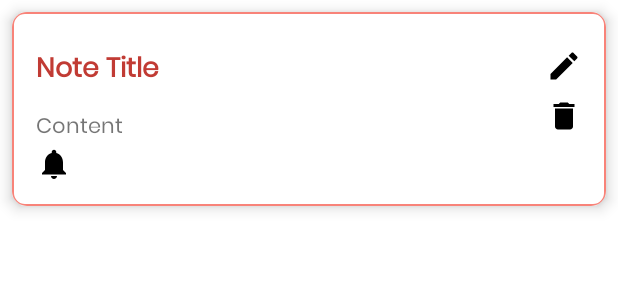
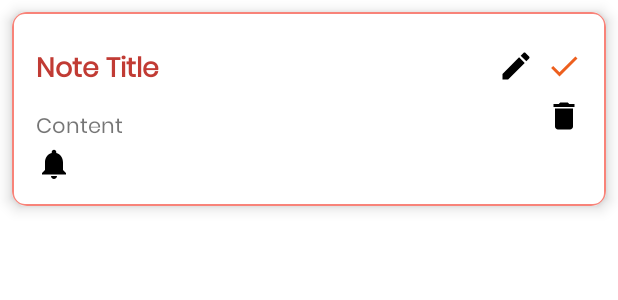
Before and after one commit to thaianh26922/AppProject, an Android app: the layout note_item.xml on its own in the app's theme, with its tools: preview values and no code run, on a phone screen of 412 x 824 dp. Shown: the top 300 px of the screen. Run offline under Robolectric (Android 15) with nearby library versions, the phone set to English and light mode, and no system bars.

Commit message:
check status done

```diff
--- a/app/src/main/java/com/example/notessqlite/AddNoteActivity.kt
+++ b/app/src/main/java/com/example/notessqlite/AddNoteActivity.kt
@@ -20,7 +20,8 @@ class AddNoteActivity : AppCompatActivity() {
         binding.saveButton.setOnClickListener{
             val  title = binding.titleEditText.text.toString()
             val content = binding.contentEditText.text.toString()
-            val note = Note(0 , title , content)
+            val status = "pending"
+            val note = Note(0 , title , content, status)
             db.insertNode(note)
             finish()
             Toast.makeText(this , "Note saved", Toast.LENGTH_SHORT).show()
--- a/app/src/main/java/com/example/notessqlite/Note.kt
+++ b/app/src/main/java/com/example/notessqlite/Note.kt
@@ -1,3 +1,5 @@
 package com.example.notessqlite
 
-data class Note(val id : Int , val title : String , val content : String)
+data class Note(val id: Int, val title: String, val content: String, var status: String)
+
+//thêm cột status check done
--- a/app/src/main/java/com/example/notessqlite/UpdateActivity.kt
+++ b/app/src/main/java/com/example/notessqlite/UpdateActivity.kt
@@ -34,7 +34,8 @@ class UpdateActivity : AppCompatActivity() {
             Toast.makeText(this , newtitle , Toast.LENGTH_SHORT).show()
 
             val newcontent = binding.updateContentEditText.text.toString()
-            val updateNote = Note(noteID , newtitle , newcontent)
+            val status = "pending"
+            val updateNote = Note(noteID , newtitle , newcontent, status)
             db.updateNote(updateNote)
             finish()
             Toast.makeText(this , "Saved" , Toast.LENGTH_SHORT).show()
--- a/app/src/main/res/layout/activity_main.xml
+++ b/app/src/main/res/layout/activity_main.xml
@@ -39,7 +39,7 @@
         android:layout_marginTop="16dp"
         android:layout_marginEnd="45dp"
         android:layout_marginBottom="42dp"
-        android:backgroundTint="@color/white"
+        android:backgroundTint="@color/pink"
         android:src="@drawable/baseline_add_24"
         app:tint="@color/white" />
 
--- a/app/src/main/res/layout/note_item.xml
+++ b/app/src/main/res/layout/note_item.xml
@@ -1,14 +1,14 @@
 <?xml version="1.0" encoding="utf-8"?>
-
-
 <androidx.cardview.widget.CardView
     xmlns:android="http://schemas.android.com/apk/res/android"
     xmlns:app="http://schemas.android.com/apk/res-auto"
+    android:id="@+id/cardView"
     android:layout_width="match_parent"
     android:layout_height="wrap_content"
     android:layout_margin="8dp"
     app:cardElevation="6dp"
-        app:cardCornerRadius="10dp">
+    app:cardCornerRadius="10dp"
+    app:cardBackgroundColor="@color/card_default_color">
 
     <LinearLayout
         android:layout_width="match_parent"
@@ -17,38 +17,45 @@
         android:background="@drawable/pink_border"
         android:padding="16dp">
 
-
-
+        <!-- Title Section -->
         <RelativeLayout
             android:layout_width="match_parent"
-                android:layout_height="match_parent"
+            android:layout_height="wrap_content"
             android:orientation="horizontal"
-                android:layout_marginTop="8dp" >
+            android:layout_marginTop="8dp">
 
             <TextView
                 android:id="@+id/titleTextView"
                 android:layout_width="wrap_content"
                 android:layout_height="wrap_content"
-                    android:layout_weight="200"
+                android:layout_weight="1"
                 android:textColor="@color/red"
                 android:fontFamily="@font/poppins"
                 android:text="Note Title"
                 android:textStyle="bold"
                 android:textSize="18sp"/>
+
             <ImageView
                 android:id="@+id/editButton"
                 android:layout_width="wrap_content"
                 android:layout_height="wrap_content"
                 android:src="@drawable/baseline_edit_24"
-                    android:layout_alignParentEnd="true"
-                    >
-                </ImageView>
+                android:layout_toLeftOf="@id/doneButton"
+                android:layout_marginEnd="8dp"/>
+
+            <ImageView
+                android:id="@+id/doneButton"
+                android:layout_width="wrap_content"
+                android:layout_height="wrap_content"
+                android:src="@drawable/baseline_done_24"
+                android:layout_alignParentEnd="true"/>
 
         </RelativeLayout>
 
+        <!-- Content Section -->
         <RelativeLayout
             android:layout_width="match_parent"
-                android:layout_height="match_parent"
+            android:layout_height="wrap_content"
             android:layout_marginTop="3dp"
             android:orientation="horizontal">
 
@@ -59,26 +66,22 @@
                 android:layout_marginTop="8dp"
                 android:fontFamily="@font/poppins"
                 android:maxLines="3"
-                    android:text="Content" />
+                android:text="Content"/>
 
             <ImageView
                 android:id="@+id/deleteButton"
                 android:layout_width="wrap_content"
                 android:layout_height="wrap_content"
                 android:layout_alignParentEnd="true"
-                    android:src="@drawable/baseline_delete_24">
-
-                </ImageView>
-
+                android:src="@drawable/baseline_delete_24"/>
         </RelativeLayout>
 
+        <!-- Notification Button -->
         <ImageView
             android:id="@+id/ringButton"
             android:layout_width="wrap_content"
             android:layout_height="wrap_content"
             android:layout_alignParentEnd="true"
-                android:src="@drawable/baseline_notifications_24">
-
-            </ImageView>
+            android:src="@drawable/baseline_notifications_24"/>
     </LinearLayout>
 </androidx.cardview.widget.CardView>
```
Also changed, not shown: app/src/main/java/com/example/notessqlite/NoteDatabaseHelper.kt (+51 -23 lines), app/src/main/java/com/example/notessqlite/NotesAdapter.kt (+38 -14 lines), app/src/main/res/values/colors.xml (+8 -0 lines). Lines whose indentation alone changed are shown as unchanged.
